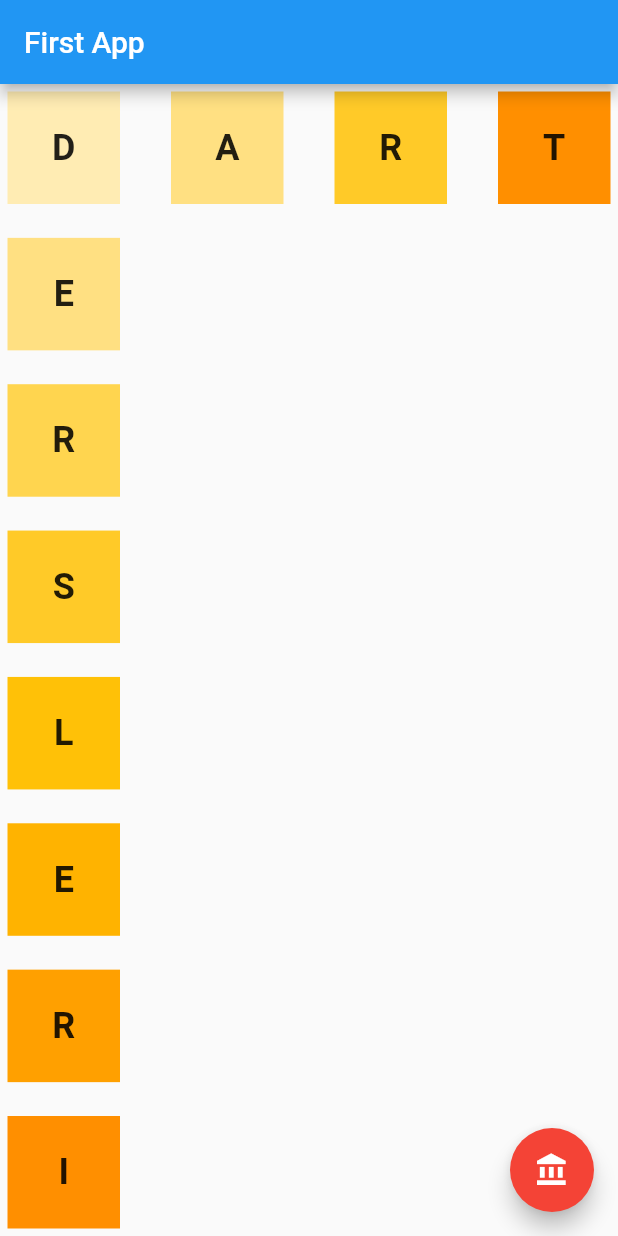
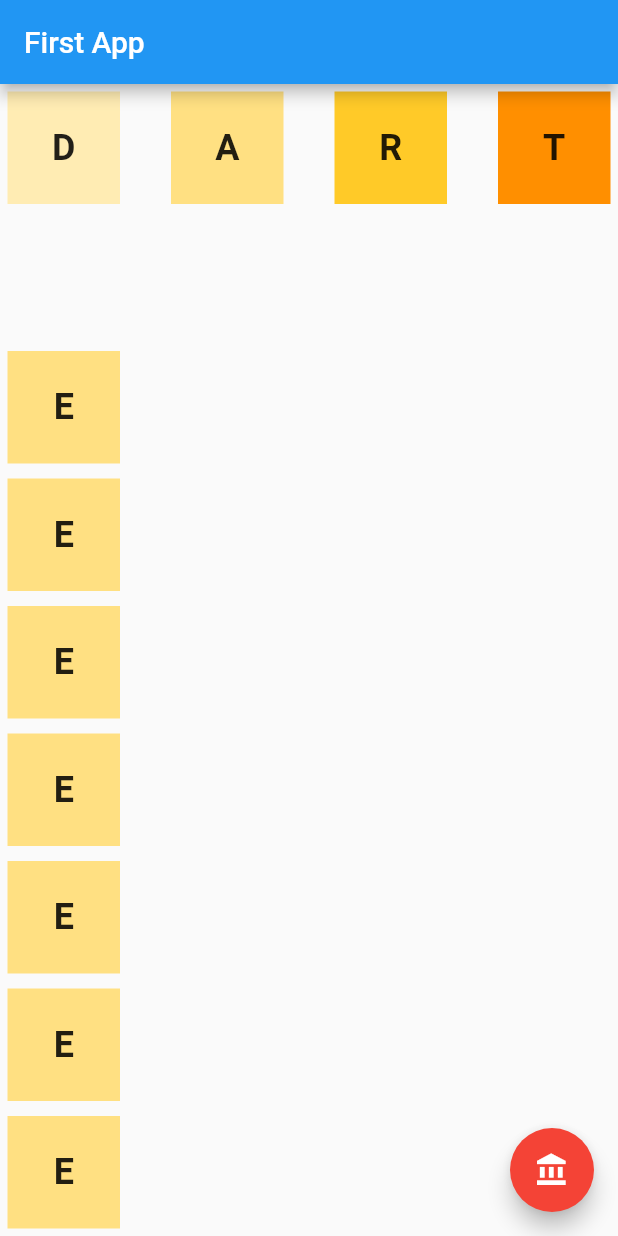
Before and after one commit to RustamovRRR/start_flutter, a Flutter app: the screen it shows after launch, on a phone screen of 412 x 824 dp. Run offline on Flutter 3.47's test engine with Material 2 defaults, Android fonts, the phone set to English and light mode, and no system bars.

Commit message:
refactor flutter code

```diff
--- a/lib/main.dart
+++ b/lib/main.dart
@@ -22,160 +22,7 @@ class MyApp extends StatelessWidget {
           child: Column(
             crossAxisAlignment: CrossAxisAlignment.start,
             mainAxisAlignment: MainAxisAlignment.spaceBetween,
-            children: [
-              Row(
-                mainAxisAlignment: MainAxisAlignment.spaceBetween,
-                children: [
-                  Flexible(
-                    child: Container(
-                      height: 75,
-                      width: 75,
-                      margin: EdgeInsets.all(5),
-                      color: Colors.amber.shade100,
-                      alignment: Alignment.center,
-                      child: Text(
-                        "D",
-                        style: TextStyle(
-                            fontSize: 24, fontWeight: FontWeight.bold),
-                      ),
-                    ),
-                  ),
-                  Flexible(
-                    child: Container(
-                      height: 75,
-                      width: 75,
-                      margin: EdgeInsets.all(5),
-                      color: Colors.amber.shade200,
-                      alignment: Alignment.center,
-                      child: Text(
-                        "A",
-                        style: TextStyle(
-                            fontSize: 24, fontWeight: FontWeight.bold),
-                      ),
-                    ),
-                  ),
-                  Flexible(
-                    child: Container(
-                      height: 75,
-                      width: 75,
-                      margin: EdgeInsets.all(5),
-                      color: Colors.amber.shade400,
-                      alignment: Alignment.center,
-                      child: Text(
-                        "R",
-                        style: TextStyle(
-                            fontSize: 24, fontWeight: FontWeight.bold),
-                      ),
-                    ),
-                  ),
-                  Flexible(
-                    child: Container(
-                      height: 75,
-                      width: 75,
-                      margin: EdgeInsets.all(5),
-                      color: Colors.amber.shade800,
-                      alignment: Alignment.center,
-                      child: Text(
-                        "T",
-                        style: TextStyle(
-                            fontSize: 24, fontWeight: FontWeight.bold),
-                      ),
-                    ),
-                  ),
-                ],
-              ),
-              Flexible(
-                child: Container(
-                  height: 75,
-                  width: 75,
-                  margin: EdgeInsets.all(5),
-                  color: Colors.amber.shade200,
-                  alignment: Alignment.center,
-                  child: Text(
-                    "E",
-                    style: TextStyle(fontSize: 24, fontWeight: FontWeight.bold),
-                  ),
-                ),
-              ),
-              Flexible(
-                child: Container(
-                  height: 75,
-                  width: 75,
-                  margin: EdgeInsets.all(5),
-                  color: Colors.amber.shade300,
-                  alignment: Alignment.center,
-                  child: Text(
-                    "R",
-                    style: TextStyle(fontSize: 24, fontWeight: FontWeight.bold),
-                  ),
-                ),
-              ),
-              Flexible(
-                child: Container(
-                  height: 75,
-                  width: 75,
-                  margin: EdgeInsets.all(5),
-                  color: Colors.amber.shade400,
-                  alignment: Alignment.center,
-                  child: Text(
-                    "S",
-                    style: TextStyle(fontSize: 24, fontWeight: FontWeight.bold),
-                  ),
-                ),
-              ),
-              Flexible(
-                child: Container(
-                  height: 75,
-                  width: 75,
-                  margin: EdgeInsets.all(5),
-                  color: Colors.amber.shade500,
-                  alignment: Alignment.center,
-                  child: Text(
-                    "L",
-                    style: TextStyle(fontSize: 24, fontWeight: FontWeight.bold),
-                  ),
-                ),
-              ),
-              Flexible(
-                child: Container(
-                  height: 75,
-                  width: 75,
-                  margin: EdgeInsets.all(5),
-                  color: Colors.amber.shade600,
-                  alignment: Alignment.center,
-                  child: Text(
-                    "E",
-                    style: TextStyle(fontSize: 24, fontWeight: FontWeight.bold),
-                  ),
-                ),
-              ),
-              Flexible(
-                child: Container(
-                  height: 75,
-                  width: 75,
-                  margin: EdgeInsets.all(5),
-                  color: Colors.amber.shade700,
-                  alignment: Alignment.center,
-                  child: Text(
-                    "R",
-                    style: TextStyle(fontSize: 24, fontWeight: FontWeight.bold),
-                  ),
-                ),
-              ),
-              Flexible(
-                child: Container(
-                  height: 75,
-                  width: 75,
-                  margin: EdgeInsets.all(5),
-                  color: Colors.amber.shade800,
-                  alignment: Alignment.center,
-                  child: Text(
-                    "I",
-                    style: TextStyle(fontSize: 24, fontWeight: FontWeight.bold),
-                  ),
-                ),
-              ),
-            ],
+            children: [RowWidgetYarat(), ColumnYarat()],
           ),
         ),
         floatingActionButton: FloatingActionButton(
@@ -219,6 +66,96 @@ class MyApp extends StatelessWidget {
         height: 75,
       ),
     ];
+  }
+}
+
+class ColumnYarat extends StatelessWidget {
+  const ColumnYarat({
+    Key? key,
+  }) : super(key: key);
+
+  Container containerYarat(String herf, Color reng) {
+    return Container(
+      height: 75,
+      width: 75,
+      margin: EdgeInsets.all(5),
+      color: Colors.amber.shade200,
+      alignment: Alignment.center,
+      child: Text(
+        "E",
+        style: TextStyle(fontSize: 24, fontWeight: FontWeight.bold),
+      ),
+    );
+  }
+
+  @override
+  Widget build(BuildContext context) {
+    return Column(
+      children: [
+        Flexible(
+          child: containerYarat('E', Colors.amber.shade200),
+        ),
+        Flexible(
+          child: containerYarat('R', Colors.amber.shade300),
+        ),
+        Flexible(
+          child: containerYarat('S', Colors.amber.shade400),
+        ),
+        Flexible(
+          child: containerYarat('L', Colors.amber.shade500),
+        ),
+        Flexible(
+          child: containerYarat('E', Colors.amber.shade600),
+        ),
+        Flexible(
+          child: containerYarat('R', Colors.amber.shade700),
+        ),
+        Flexible(
+          child: containerYarat('I', Colors.amber.shade900),
+        ),
+      ],
+    );
+  }
+}
+
+class RowWidgetYarat extends StatelessWidget {
+  const RowWidgetYarat({
+    Key? key,
+  }) : super(key: key);
+
+  Container containerYarat(String herf, Color reng) {
+    return Container(
+      height: 75,
+      width: 75,
+      margin: EdgeInsets.all(5),
+      color: reng,
+      alignment: Alignment.center,
+      child: Text(
+        herf,
+        style: TextStyle(fontSize: 24, fontWeight: FontWeight.bold),
+      ),
+    );
+  }
+
+  @override
+  Widget build(BuildContext context) {
+    return Row(
+      mainAxisAlignment: MainAxisAlignment.spaceBetween,
+      children: [
+        Flexible(
+          child: containerYarat("D", Colors.amber.shade100),
+        ),
+        Flexible(
+          child: containerYarat("A", Colors.amber.shade200),
+        ),
+        Flexible(
+          child: containerYarat("R", Colors.amber.shade400),
+        ),
+        Flexible(
+          child: containerYarat("T", Colors.amber.shade800),
+        ),
+      ],
+    );
   }
 }
 
```
